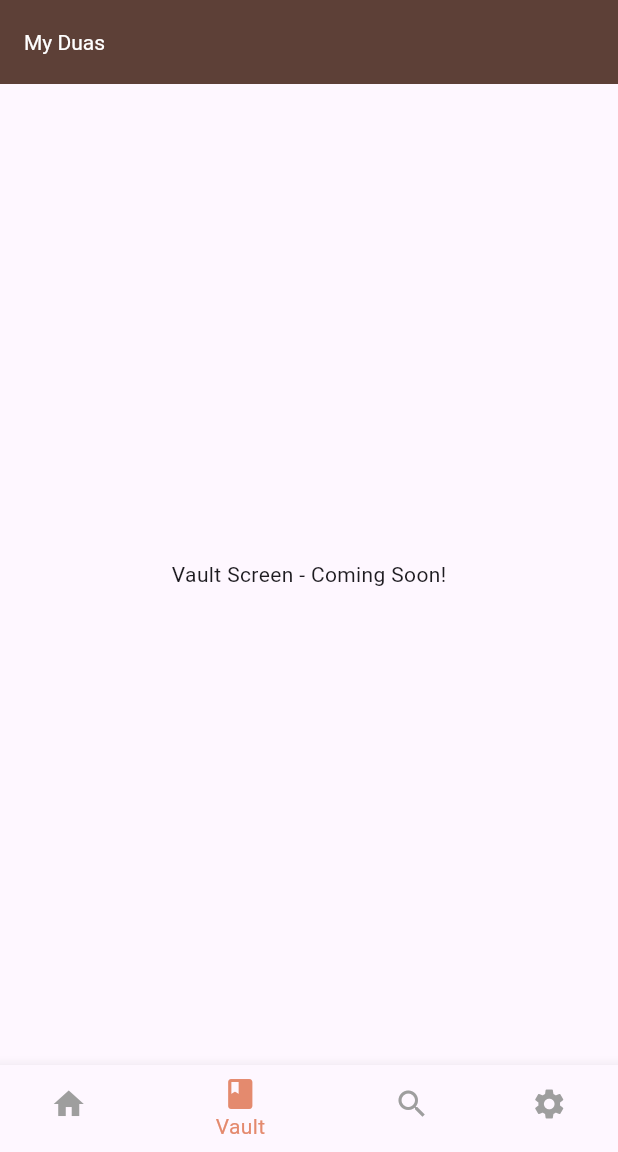
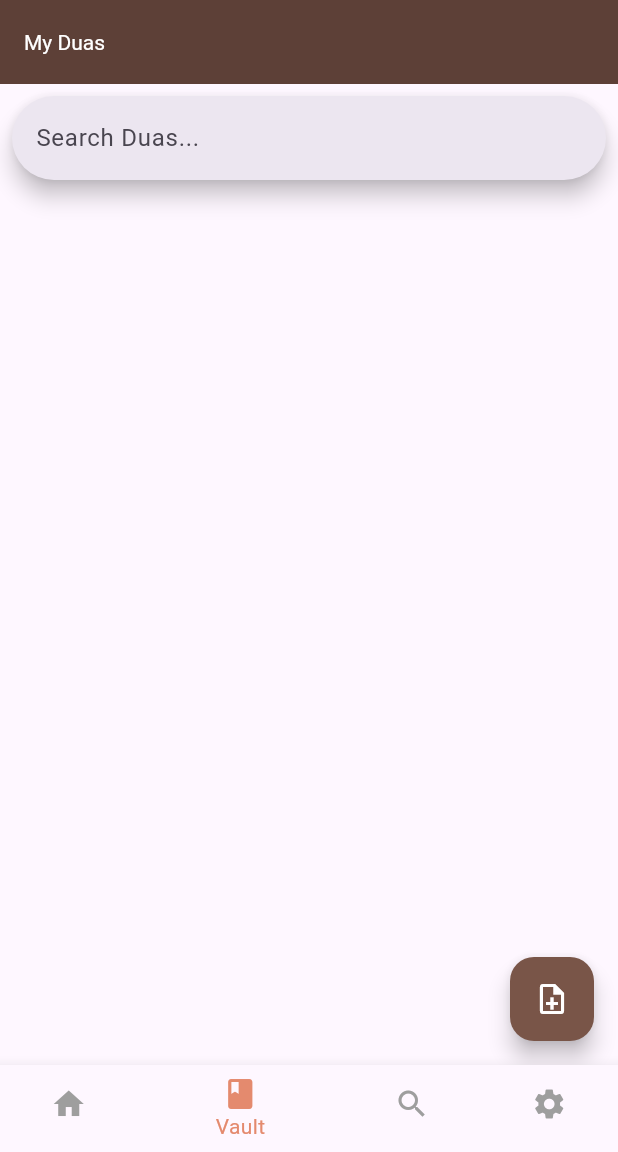
Before and after one commit to hms10dev/DuVaApp, a Flutter app: the screen it shows once a user with an empty profile is signed in, item 2 of the bottom bar chosen, on a phone screen of 412 x 824 dp, the part 84-1236 px from its top. Run offline on Flutter 3.47's test engine with Material 3 defaults, Android fonts, the light colour scheme and no system bars; our stand-ins replace supabase_flutter; accounts and stored records are empty.

Commit message:
Implemented Dua Addition and DB Persistence, Category Addition, and Search Mechanics

```diff
--- a/lib/main.dart
+++ b/lib/main.dart
@@ -19,6 +19,9 @@ class MyApp extends StatelessWidget {
   // This widget is the root of your application.
   @override
   Widget build(BuildContext context) {
-    return const MaterialApp(home: AuthGate());
+    return const MaterialApp(
+      debugShowCheckedModeBanner: false,
+      home: AuthGate(),
+    );
   }
 }
--- a/lib/screens/dua_vault_screen.dart
+++ b/lib/screens/dua_vault_screen.dart
@@ -1,6 +1,45 @@
+import 'package:duva_app/screens/dua_add_edit_screen.dart';
+import 'package:duva_app/services/dua_service.dart';
+import 'package:duva_app/widgets/dua_card.dart';
 import 'package:flutter/material.dart';
 
-class DuaVaultScreen extends StatelessWidget {
+class DuaVaultScreen extends StatefulWidget {
+  @override
+  State<DuaVaultScreen> createState() => _DuaVaultScreenState();
+}
+
+class _DuaVaultScreenState extends State<DuaVaultScreen> {
+  final DuaService duaService = DuaService();
+  List<Map<String, dynamic>> duas = [];
+  String? selectedCategory; //holds the selected category
+  TextEditingController searchController = TextEditingController();
+  String? searchQuery;
+
+  @override
+  void initState() {
+    super.initState();
+    _loadDuas();
+  }
+
+  Future<void> _loadDuas() async {
+    try {
+      final fetchedDuas = await duaService.fetchDuas(searchQuery: searchQuery);
+      setState(() {
+        duas = fetchedDuas;
+      });
+    } catch (e) {
+      print("Error fetching duas: $e");
+    }
+  }
+
+  void _onSearchChanged(String query) {
+    setState(() {
+      searchQuery = query;
+    });
+
+    _loadDuas();
+  }
+
   @override
   Widget build(BuildContext context) {
     return Scaffold(
@@ -9,7 +48,49 @@ class DuaVaultScreen extends StatelessWidget {
         backgroundColor: Colors.brown[700],
         titleTextStyle: TextStyle(color: Colors.white),
       ),
-      body: Center(child: Text('Vault Screen - Coming Soon!')),
+      body: Column(
+        children: [
+          //Search bar
+          Padding(
+            padding: EdgeInsets.all(8.0),
+            child: SearchBar(
+              controller: searchController,
+              onChanged: _onSearchChanged,
+              hintText: "Search Duas...",
+            ),
+          ),
+
+          //Dua List
+          Expanded(
+            child: ListView.builder(
+              itemCount: duas.length,
+              itemBuilder: (context, index) {
+                final dua = duas[index];
+                return DuaCard(
+                  dua: dua,
+                  onDelete: () async {
+                    await duaService.deleteDua(dua['id']);
+                    await _loadDuas(); // ✅ Refresh dua list after deleting
+                    setState(() {});
+                  },
+                  onEdit: _loadDuas, //refresh after editing
+                );
+              },
+            ),
+          ),
+        ],
+      ),
+      floatingActionButton: FloatingActionButton(
+        onPressed: () {
+          Navigator.push(
+            context,
+            MaterialPageRoute(builder: (context) => DuaAddEditScreen()),
+          ).then((_) => _loadDuas());
+        },
+        child: Icon(Icons.note_add_outlined),
+        backgroundColor: Colors.brown,
+        foregroundColor: Colors.white,
+      ),
     );
   }
 }
--- a/lib/widgets/search_bar.dart
+++ b/lib/widgets/search_bar.dart
@@ -0,0 +1,15 @@
+import 'package:flutter/material.dart';
+
+class SearchBar extends StatefulWidget {
+  const SearchBar({super.key});
+
+  @override
+  State<SearchBar> createState() => _SearchBarState();
+}
+
+class _SearchBarState extends State<SearchBar> {
+  @override
+  Widget build(BuildContext context) {
+    return const Placeholder();
+  }
+}
```
Also changed, not shown: lib/screens/dua_add_edit_screen.dart (added, +190 -0 lines), lib/services/dua_service.dart (+181 -0 lines), lib/widgets/dua_card.dart (+54 -0 lines), lib/screens/dua_creation_screen.dart (deleted), lib/screens/dua_detail_screen.dart (deleted).
